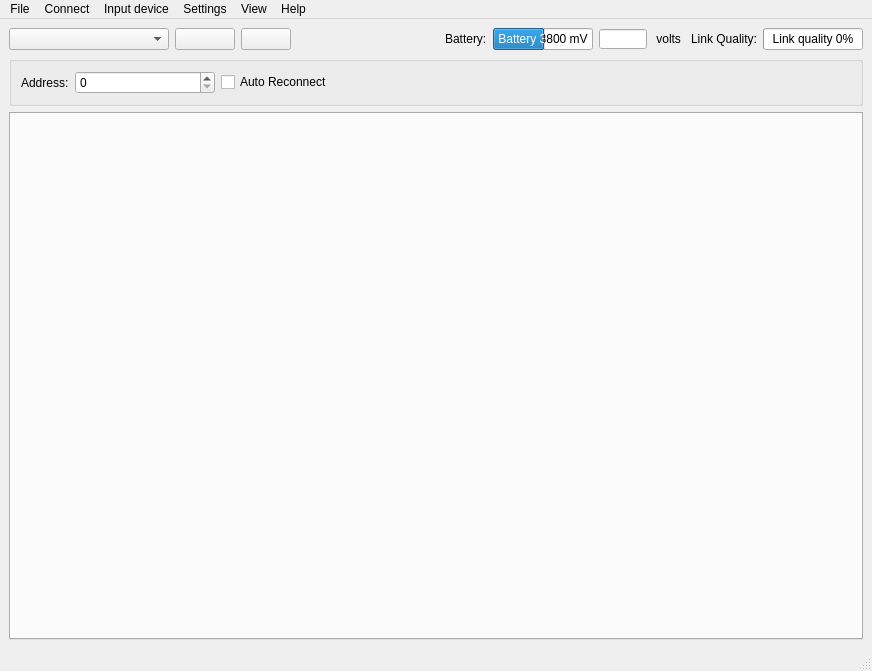
First picture: the form in src/cfclient/ui/main.ui, repository bitcraze/crazyflie-clients-python, before the edit.
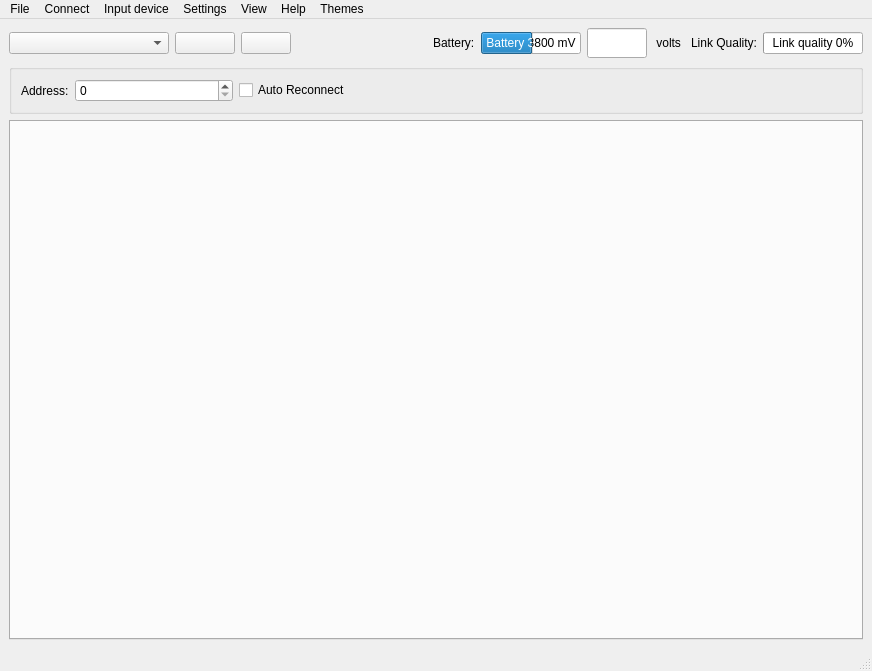
Second picture: the form after the edit. Custom widgets are drawn as their Qt base class.

Commit message: Made minor improvements on sizing in the ui

Diff of the .ui file:
```diff
--- a/src/cfclient/ui/main.ui
+++ b/src/cfclient/ui/main.ui
@@ -32,14 +32,14 @@
           </property>
           <property name="minimumSize">
            <size>
-            <width>48</width>
-            <height>20</height>
+            <width>60</width>
+            <height>30</height>
            </size>
           </property>
           <property name="maximumSize">
            <size>
-            <width>48</width>
-            <height>20</height>
+            <width>60</width>
+            <height>40</height>
            </size>
           </property>
           <property name="alignment">
@@ -199,9 +199,15 @@
          </item>
          <item>
           <widget class="HexSpinBox" name="address">
+           <property name="sizePolicy">
+            <sizepolicy hsizetype="Fixed" vsizetype="Fixed">
+             <horstretch>0</horstretch>
+             <verstretch>0</verstretch>
+            </sizepolicy>
+           </property>
            <property name="minimumSize">
             <size>
-             <width>140</width>
+             <width>158</width>
              <height>0</height>
             </size>
            </property>
@@ -249,7 +255,7 @@
            <x>0</x>
            <y>0</y>
            <width>852</width>
-           <height>498</height>
+           <height>493</height>
           </rect>
          </property>
          <property name="sizePolicy">
@@ -346,12 +352,18 @@
     <addaction name="_menuitem_rescandevices"/>
     <addaction name="separator"/>
    </widget>
+   <widget class="QMenu" name="menuThemes">
+    <property name="title">
+     <string>Themes</string>
+    </property>
+   </widget>
    <addaction name="menuFile"/>
    <addaction name="menuConnect"/>
    <addaction name="_menu_inputdevice"/>
    <addaction name="menuSettings"/>
    <addaction name="menuView"/>
    <addaction name="menuHelp"/>
+   <addaction name="menuThemes"/>
   </widget>
   <widget class="QStatusBar" name="statusbar"/>
   <action name="menuItemConnect">
```
The commit also changes 1 other file.
